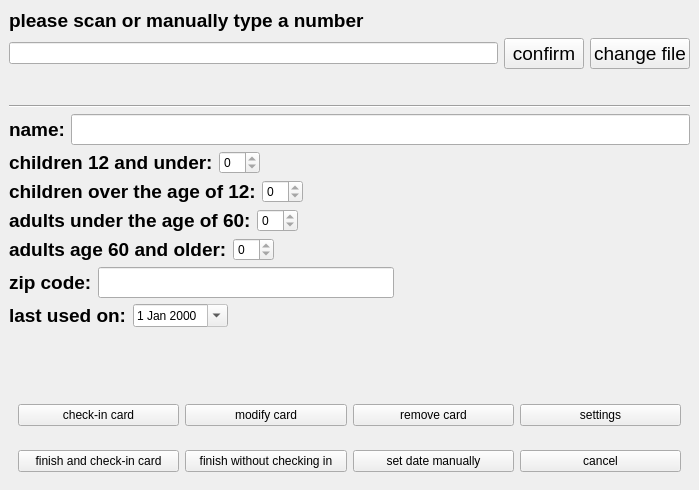
Qt form qt5ui/mainWindow.ui (BottomNotch/Quadis) before a commit.
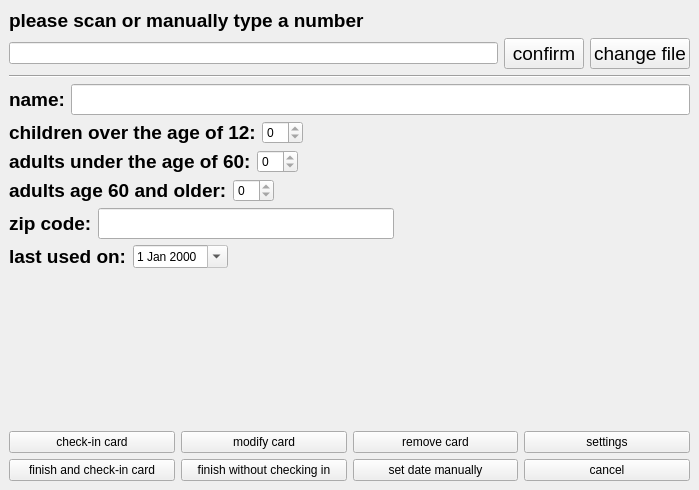
The same form after that commit.

Commit message: minor adjustments to the mainWindow layout

Diff of the .ui file:
```diff
--- a/qt5ui/mainWindow.ui
+++ b/qt5ui/mainWindow.ui
@@ -61,18 +61,6 @@
       </item>
      </layout>
     </item>
-    <item>
-     <widget class="QLabel" name="cardStatusLabel">
-      <property name="font">
-       <font>
-        <pointsize>16</pointsize>
-       </font>
-      </property>
-      <property name="text">
-       <string/>
-      </property>
-     </widget>
-    </item>
     <item>
      <widget class="Line" name="line">
       <property name="orientation">
@@ -81,6 +69,21 @@
      </widget>
     </item>
     <item>
+     <widget class="QWidget" name="feilds" native="true">
+      <layout class="QVBoxLayout" name="verticalLayout_2">
+       <property name="leftMargin">
+        <number>0</number>
+       </property>
+       <property name="topMargin">
+        <number>0</number>
+       </property>
+       <property name="rightMargin">
+        <number>0</number>
+       </property>
+       <property name="bottomMargin">
+        <number>0</number>
+       </property>
+       <item>
      <layout class="QHBoxLayout" name="nameLayout">
       <item>
        <widget class="QLabel" name="nameLabel">
@@ -112,40 +115,6 @@
       </item>
      </layout>
     </item>
-    <item>
-     <layout class="QHBoxLayout" name="under13Layout">
-      <item>
-       <widget class="QLabel" name="under13Label">
-        <property name="text">
-         <string>&lt;html&gt;&lt;head/&gt;&lt;body&gt;&lt;p&gt;&lt;span style=&quot; font-size:14pt; font-weight:600;&quot;&gt;children 12 and under:&lt;/span&gt;&lt;/p&gt;&lt;/body&gt;&lt;/html&gt;</string>
-        </property>
-       </widget>
-      </item>
-      <item>
-       <widget class="QSpinBox" name="under13SpinBox">
-        <property name="enabled">
-         <bool>true</bool>
-        </property>
-        <property name="readOnly">
-         <bool>true</bool>
-        </property>
-       </widget>
-      </item>
-      <item>
-       <spacer name="horizontalSpacer_2">
-        <property name="orientation">
-         <enum>Qt::Horizontal</enum>
-        </property>
-        <property name="sizeHint" stdset="0">
-         <size>
-          <width>40</width>
-          <height>20</height>
-         </size>
-        </property>
-       </spacer>
-      </item>
-     </layout>
-    </item>
     <item>
      <layout class="QHBoxLayout" name="over12Layout">
       <item>
@@ -321,6 +290,9 @@
       </item>
      </layout>
     </item>
+      </layout>
+     </widget>
+    </item>
     <item>
      <spacer name="verticalSpacer">
       <property name="orientation">
@@ -343,6 +315,18 @@
        </size>
       </property>
       <layout class="QHBoxLayout" name="buttonLayout">
+       <property name="leftMargin">
+        <number>0</number>
+       </property>
+       <property name="topMargin">
+        <number>0</number>
+       </property>
+       <property name="rightMargin">
+        <number>0</number>
+       </property>
+       <property name="bottomMargin">
+        <number>0</number>
+       </property>
        <item>
         <widget class="QPushButton" name="checkinButton">
          <property name="text">
@@ -392,6 +376,18 @@
        <property name="sizeConstraint">
         <enum>QLayout::SetDefaultConstraint</enum>
        </property>
+       <property name="leftMargin">
+        <number>0</number>
+       </property>
+       <property name="topMargin">
+        <number>0</number>
+       </property>
+       <property name="rightMargin">
+        <number>0</number>
+       </property>
+       <property name="bottomMargin">
+        <number>0</number>
+       </property>
        <item>
         <widget class="QPushButton" name="finishCheckinButton">
          <property name="text">
```
Lines whose indentation alone changed are shown as unchanged. The commit also changes 1 other file.
